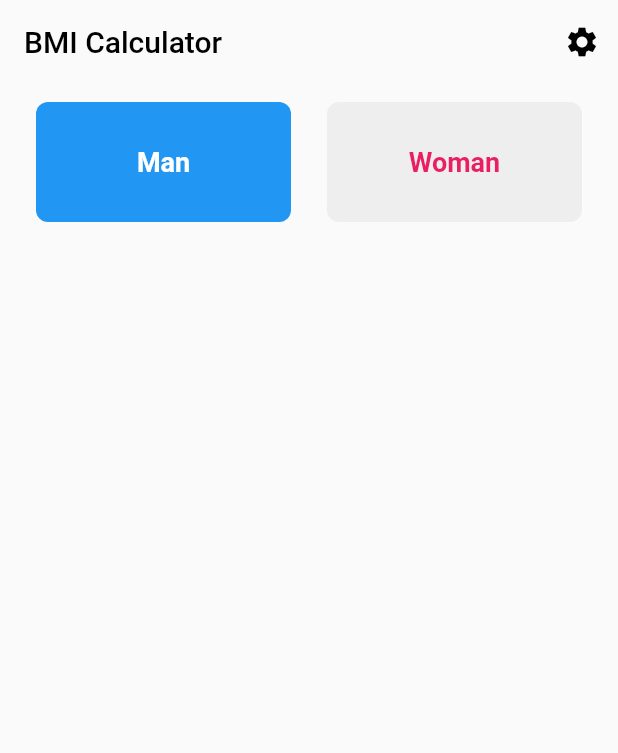
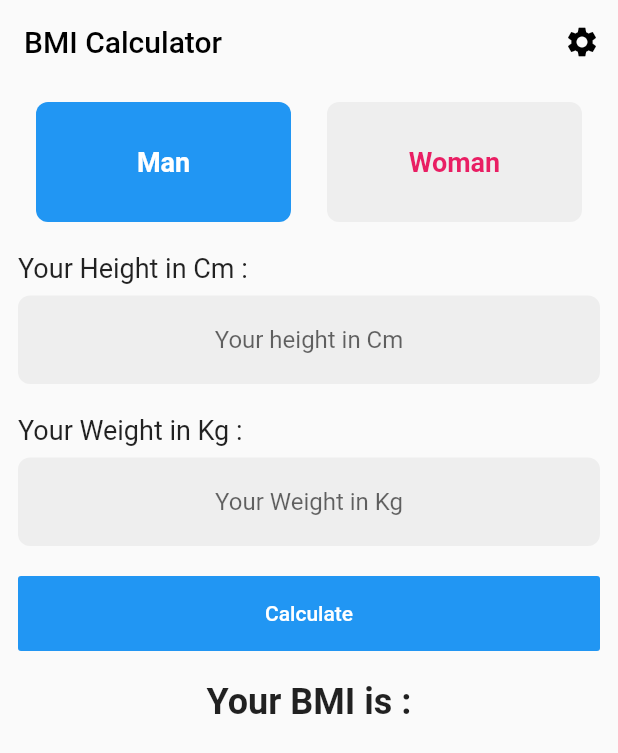
Before and after one commit to Briankurtish/calculator-app, a Flutter app: the screen it shows after launch, on a phone screen of 412 x 824 dp. Shown: the top 753 px of the screen. Run offline on Flutter 3.47's test engine with Material 2 defaults, Android fonts, the phone set to English and light mode, and no system bars.

Commit message:
app completed

```diff
--- a/calculator_app/lib/main.dart
+++ b/calculator_app/lib/main.dart
@@ -30,6 +30,13 @@ class BmiCalculator extends StatefulWidget {
 class _BmiCalculatorState extends State<BmiCalculator> {
   // declaring a variable for the custom radio button
   int currentindex = 0;
+  String result = "";
+  double height = 0.0;
+  double weight = 0.0;
+
+  //Declaring the input controllers
+  TextEditingController heightController = TextEditingController();
+  TextEditingController weightController = TextEditingController();
 
   @override
   Widget build(BuildContext context) {
@@ -47,7 +54,11 @@ class _BmiCalculatorState extends State<BmiCalculator> {
           backgroundColor: Color(0xfffafafa),
           actions: [
             IconButton(
-              onPressed: () {},
+              onPressed: () {
+                double height = double.parse(heightController.value.text);
+                double weight = double.parse(weightController.value.text);
+                calculateBmi(height, weight);
+              },
               icon: const Icon(
                 Icons.settings,
                 color: Colors.black,
@@ -69,8 +80,110 @@ class _BmiCalculatorState extends State<BmiCalculator> {
                     radioButton("Woman", Colors.pink, 1),
                   ],
                 ),
-                SizedBox(
+                const SizedBox(
                   height: 20.0,
+                ),
+                //creating input form
+                const Text(
+                  "Your Height in Cm :",
+                  style: TextStyle(
+                    fontSize: 18.0,
+                  ),
+                ),
+                const SizedBox(
+                  height: 8.0,
+                ),
+                TextField(
+                  keyboardType: TextInputType.number,
+                  // adding the controllers to the input field
+                  controller: heightController,
+                  textAlign: TextAlign.center,
+                  decoration: InputDecoration(
+                    hintText: "Your height in Cm",
+                    filled: true,
+                    fillColor: Colors.grey[200],
+                    border: OutlineInputBorder(
+                      borderRadius: BorderRadius.circular(8.0),
+                      borderSide: BorderSide.none,
+                    ),
+                  ),
+                ),
+                const SizedBox(
+                  height: 20.0,
+                ),
+                const Text(
+                  "Your Weight in Kg :",
+                  style: TextStyle(
+                    fontSize: 18.0,
+                  ),
+                ),
+                const SizedBox(
+                  height: 8.0,
+                ),
+                TextField(
+                  keyboardType: TextInputType.number,
+                  controller: weightController,
+                  textAlign: TextAlign.center,
+                  decoration: InputDecoration(
+                    hintText: "Your Weight in Kg",
+                    filled: true,
+                    fillColor: Colors.grey[200],
+                    border: OutlineInputBorder(
+                      borderRadius: BorderRadius.circular(8.0),
+                      borderSide: BorderSide.none,
+                    ),
+                  ),
+                ),
+                const SizedBox(
+                  height: 20.0,
+                ),
+                Container(
+                  width: double.infinity,
+                  height: 50.0,
+                  child: FlatButton(
+                    onPressed: () {
+                      setState(() {
+                        height = double.parse(heightController.value.text);
+                        weight = double.parse(weightController.value.text);
+                      });
+                      calculateBmi(height, weight);
+                    },
+                    color: Colors.blue,
+                    child: const Text(
+                      "Calculate",
+                      style: TextStyle(
+                        color: Colors.white,
+                      ),
+                    ),
+                  ),
+                ),
+                const SizedBox(
+                  height: 20.0,
+                ),
+                Container(
+                  width: double.infinity,
+                  child: const Text(
+                    "Your BMI is :",
+                    textAlign: TextAlign.center,
+                    style: TextStyle(
+                      fontSize: 24.0,
+                      fontWeight: FontWeight.bold,
+                    ),
+                  ),
+                ),
+                const SizedBox(
+                  height: 50.0,
+                ),
+                Container(
+                  width: double.infinity,
+                  child: Text(
+                    result,
+                    textAlign: TextAlign.center,
+                    style: const TextStyle(
+                      fontSize: 40.0,
+                      fontWeight: FontWeight.bold,
+                    ),
+                  ),
                 ),
               ],
             ),
@@ -78,6 +191,14 @@ class _BmiCalculatorState extends State<BmiCalculator> {
         ),
       ),
     );
+  }
+
+  void calculateBmi(double height, double weight) {
+    double finalresult = weight / (height * height / 10000);
+    String bmi = finalresult.toStringAsFixed(2);
+    setState(() {
+      result = bmi;
+    });
   }
 
   // declaring a function to change the index value on button pressed
```
